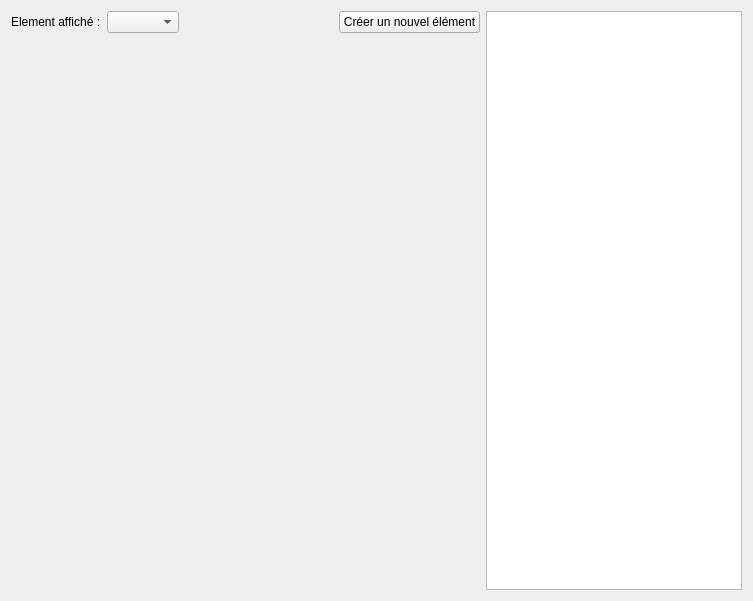
Above: forms/editorwindow.ui from Lerian/IHMMapEditor before the change. Below: the same form after it.
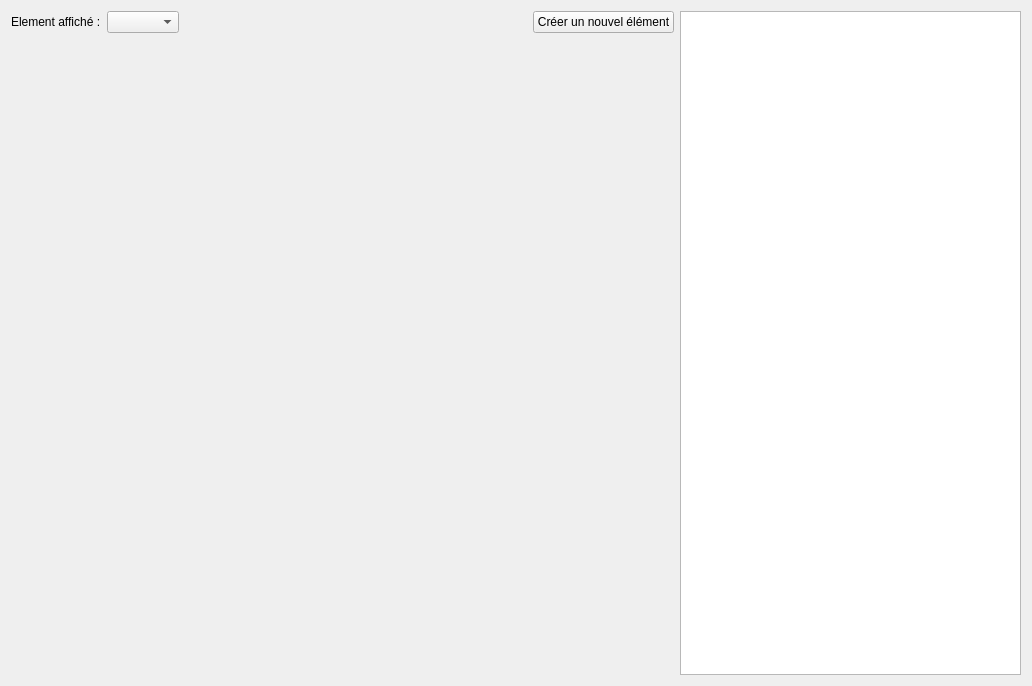
That is the form after the change.

Commit message: Travail sur l'affichage d'image en background de l'édition de carte

The edit to the form file:
```diff
--- a/forms/editorwindow.ui
+++ b/forms/editorwindow.ui
@@ -6,8 +6,8 @@
    <rect>
     <x>0</x>
     <y>0</y>
-    <width>753</width>
-    <height>601</height>
+    <width>1032</width>
+    <height>686</height>
    </rect>
   </property>
   <property name="windowTitle">
@@ -37,7 +37,11 @@
       </widget>
      </item>
      <item row="0" column="4" rowspan="2">
-      <widget class="QGraphicsView" name="itemsPresentationArea"/>
+      <widget class="QGraphicsView" name="itemsPresentationArea">
+       <property name="autoFillBackground">
+        <bool>false</bool>
+       </property>
+      </widget>
      </item>
      <item row="0" column="0">
       <widget class="QLabel" name="label">
```
Left out of the diff: 50 changed lines with no effect on the pictures. The commit also changes 2 other files.
